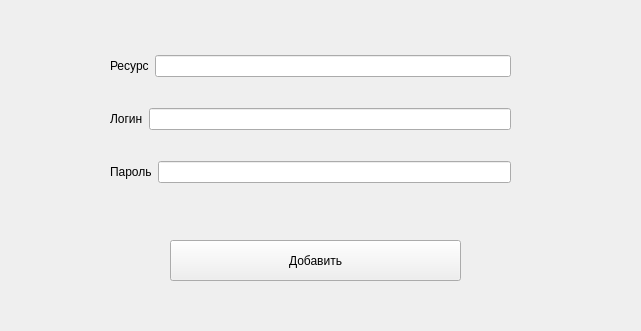
This is Client/adddata.ui in VladimirNikel/MyAkk as Qt 5 draws it before an edit. The edited form follows.
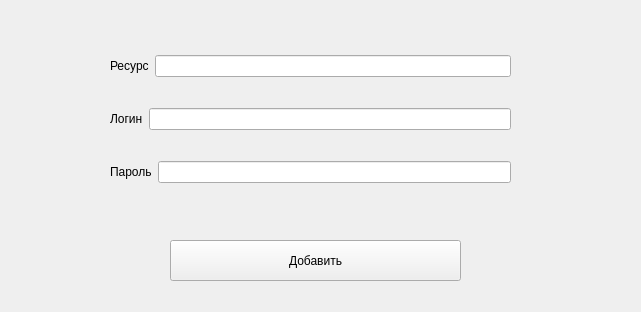
This is the edited form. Icons and pictures are not drawn.

```diff
--- a/Client/adddata.ui
+++ b/Client/adddata.ui
@@ -7,7 +7,7 @@
     <x>0</x>
     <y>0</y>
     <width>641</width>
-    <height>331</height>
+    <height>312</height>
    </rect>
   </property>
   <property name="windowTitle">
```
